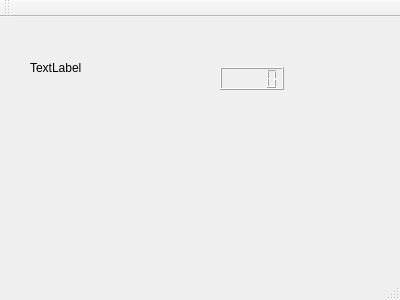
This is mainwindow.ui in winks/timetracker as Qt 5 draws it before an edit. The edited form follows.
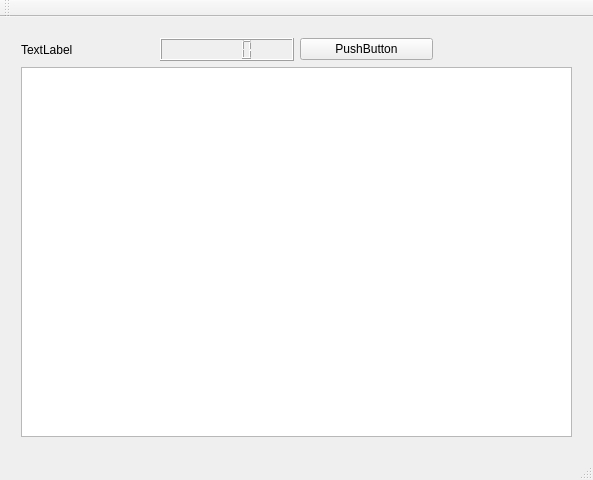
This is the edited form.

Patch:
```diff
--- a/mainwindow.ui
+++ b/mainwindow.ui
@@ -6,37 +6,64 @@
    <rect>
     <x>0</x>
     <y>0</y>
-    <width>400</width>
-    <height>300</height>
+    <width>593</width>
+    <height>480</height>
    </rect>
   </property>
   <property name="windowTitle">
    <string>MainWindow</string>
   </property>
   <widget class="QWidget" name="centralWidget">
-   <widget class="QLabel" name="label">
-    <property name="geometry">
-     <rect>
-      <x>30</x>
-      <y>40</y>
-      <width>88</width>
-      <height>21</height>
-     </rect>
-    </property>
-    <property name="text">
-     <string>TextLabel</string>
-    </property>
-   </widget>
-   <widget class="QLCDNumber" name="lcdNumber">
-    <property name="geometry">
-     <rect>
-      <x>220</x>
-      <y>50</y>
-      <width>64</width>
-      <height>23</height>
-     </rect>
-    </property>
-   </widget>
+   <property name="sizePolicy">
+    <sizepolicy hsizetype="Maximum" vsizetype="Maximum">
+     <horstretch>0</horstretch>
+     <verstretch>0</verstretch>
+    </sizepolicy>
+   </property>
+   <layout class="QGridLayout" name="gridLayout_2">
+    <item row="0" column="0">
+     <layout class="QGridLayout" name="gridLayout">
+      <property name="sizeConstraint">
+       <enum>QLayout::SetMaximumSize</enum>
+      </property>
+      <property name="leftMargin">
+       <number>10</number>
+      </property>
+      <property name="topMargin">
+       <number>10</number>
+      </property>
+      <property name="rightMargin">
+       <number>10</number>
+      </property>
+      <property name="bottomMargin">
+       <number>10</number>
+      </property>
+      <item row="0" column="1">
+       <widget class="QLCDNumber" name="lcdElapsed"/>
+      </item>
+      <item row="0" column="2">
+       <widget class="QPushButton" name="btnStartStop">
+        <property name="text">
+         <string>PushButton</string>
+        </property>
+       </widget>
+      </item>
+      <item row="0" column="3">
+       <widget class="QWidget" name="placeholder" native="true"/>
+      </item>
+      <item row="0" column="0">
+       <widget class="QLabel" name="lblElapsed">
+        <property name="text">
+         <string>TextLabel</string>
+        </property>
+       </widget>
+      </item>
+      <item row="1" column="0" colspan="4">
+       <widget class="QTableView" name="tblHistory"/>
+      </item>
+     </layout>
+    </item>
+   </layout>
   </widget>
   <widget class="QMenuBar" name="menuBar">
    <property name="geometry">
```
Left out of the diff: 6 changed lines with no effect on the pictures.
